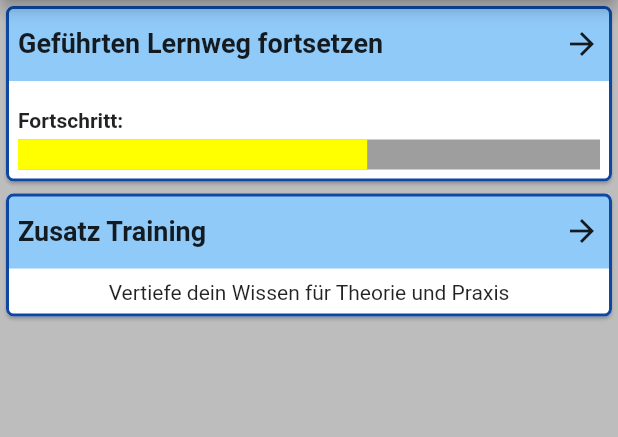
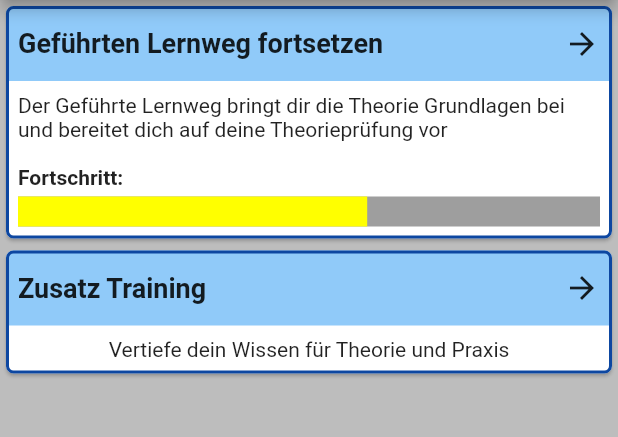
Before and after one commit to Scount/DrivePlan, a Flutter app: the HomePage screen opened by its route, on a phone screen of 412 x 824 dp, the part 84-521 px from its top. Run offline on Flutter 3.47's test engine with Material 2 defaults, Android fonts, the phone set to English and light mode, and no system bars; our stand-ins replace bloc, equatable, fl_chart, responsive_grid, table_calendar.

Commit message:
changed text

```diff
--- a/lib/pages/home_page.dart
+++ b/lib/pages/home_page.dart
@@ -137,8 +137,12 @@ class _HomePageState extends State<HomePage> {
               mainAxisAlignment: MainAxisAlignment.start,
               crossAxisAlignment: CrossAxisAlignment.stretch,
               children: [
-                Container(
-                  height: 10,
+                Padding(
+                  padding: const EdgeInsets.all(8),
+                  child: Container(
+                    child: Text(
+                        "Der Geführte Lernweg bringt dir die Theorie Grundlagen bei und bereitet dich auf deine Theorieprüfung vor"),
+                  ),
                 ),
                 Padding(
                   padding: const EdgeInsets.all(8.0),
@@ -147,11 +151,17 @@ class _HomePageState extends State<HomePage> {
                       mainAxisAlignment: MainAxisAlignment.start,
                       crossAxisAlignment: CrossAxisAlignment.start,
                       children: [
-                        Padding(padding: const EdgeInsets.only(bottom:5),child: Text("Fortschritt: ",style: TextStyle(fontWeight: FontWeight.bold),),),
+                        Padding(
+                          padding: const EdgeInsets.only(bottom: 5),
+                          child: Text(
+                            "Fortschritt: ",
+                            style: TextStyle(fontWeight: FontWeight.bold),
+                          ),
+                        ),
                         LinearProgressIndicator(
                           value: .6,
-                          valueColor:
-                              AlwaysStoppedAnimation<Color>(Colors.yellowAccent),
+                          valueColor: AlwaysStoppedAnimation<Color>(
+                              Colors.yellowAccent),
                           backgroundColor: Colors.grey,
                           minHeight: 20,
                         ),
```
Also changed, not shown: pubspec.lock.
